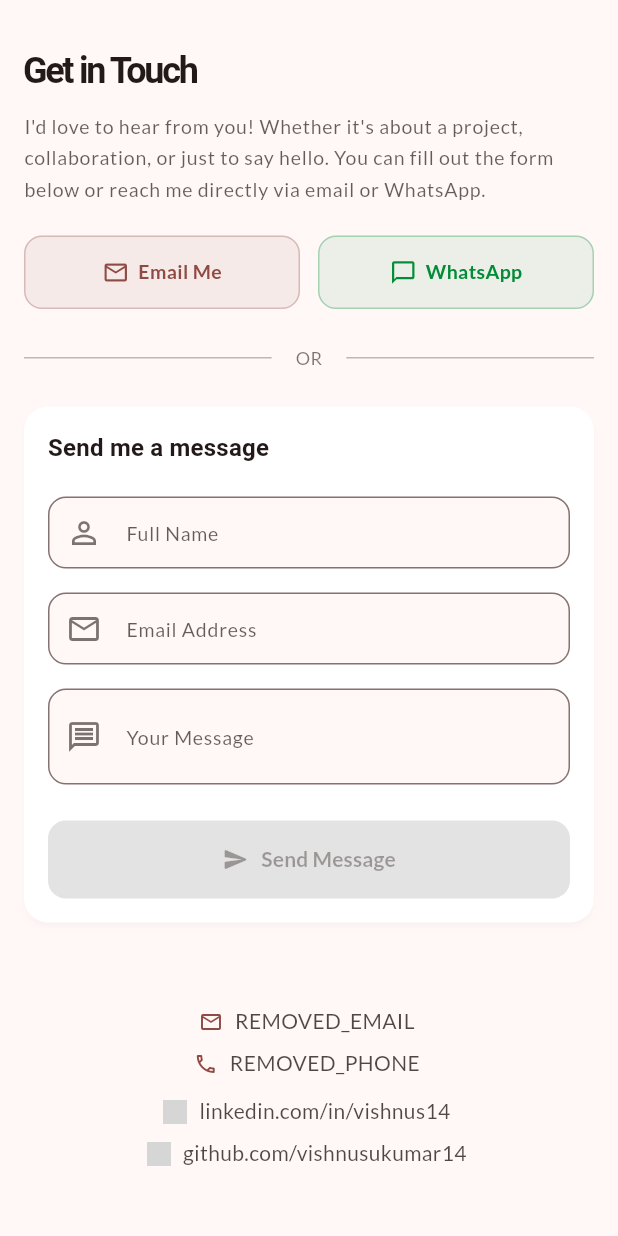
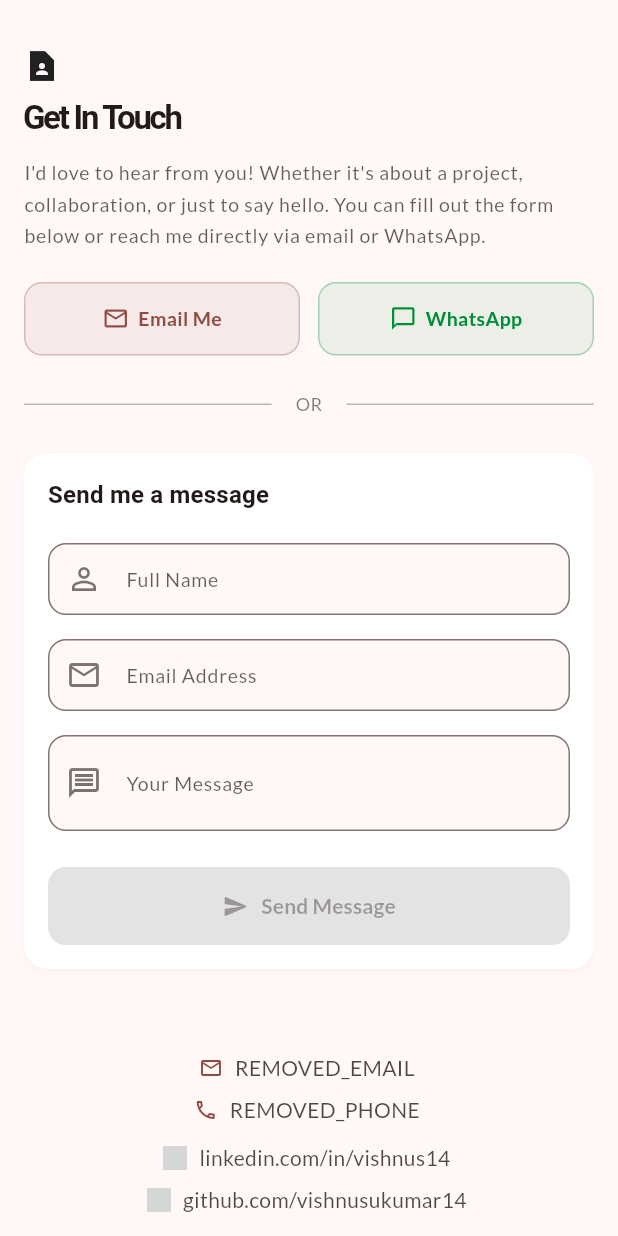
Before and after one commit to vishnusukumar14/portfolio, a Flutter app: the EnhancedContactSectionWidget widget shown alone on an empty page, opened directly, on a phone screen of 412 x 824 dp. Run offline on Flutter 3.47's test engine with Material 3 defaults, Android fonts, the light colour scheme and no system bars; our stand-ins replace cloud_firestore, firebase_core, flutter_svg, google_fonts, web; accounts and stored records are empty; generated files the repository leaves out were written again; network calls fail; Roboto replaces fonts that are missing (Arvo); grey boxes are pictures that could not be loaded.

Commit message:
Fixes ui

```diff
--- a/lib/pages/home/sections/contact_section.dart
+++ b/lib/pages/home/sections/contact_section.dart
@@ -3,6 +3,8 @@ import 'package:flutter/material.dart';
 import 'package:portfolio_app/core/contents.dart';
 import 'package:portfolio_app/core/util.dart';
 import 'package:url_launcher/url_launcher.dart';
+
+import '../../../core/responsive_utility.dart';
 
 class EnhancedContactSectionWidget extends StatefulWidget {
   final void Function(String name, String email, String message)? onSend;
@@ -358,15 +360,13 @@ class _EnhancedContactSectionWidgetState
                         crossAxisAlignment: CrossAxisAlignment.start,
                         children: [
                           // Header Section
-                          Text(
-                            "Get in Touch",
-                            style: textTheme.headlineLarge?.copyWith(
-                              fontSize: headingSize,
-                              fontWeight: FontWeight.bold,
-                              color: colorScheme.onSurface,
-                              letterSpacing: -1.5,
-                            ),
+                          WidgetBuilders.sectionHeader(
+                            context: context,
+                            isMobile: isMobile,
+                            icon: Icons.contact_page_sharp,
+                            title: "Get In Touch",
                           ),
+
                           SizedBox(height: isMobile ? 12 : 20),
 
                           RichText(
```
